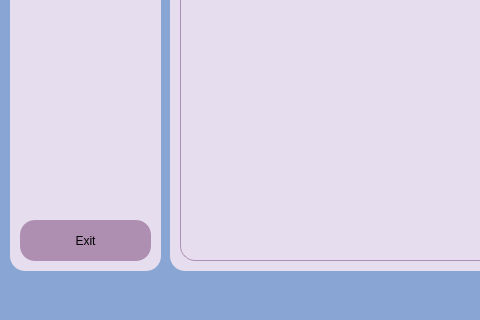
Qt form messenger/mainwindow.ui (ita-social-projects/HTTP_Messenger_Client) before a commit; both pictures show x 0 to 480 and y 380 to 700 of the 1200 by 700 pixel window.
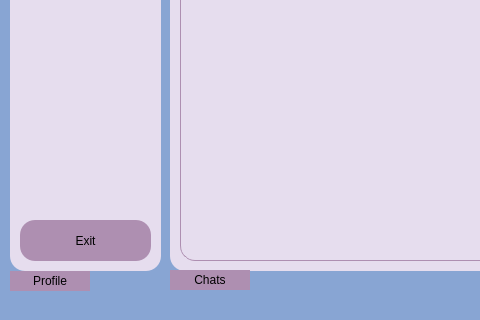
The same form after that commit.

```diff
--- a/messenger/mainwindow.ui
+++ b/messenger/mainwindow.ui
@@ -228,6 +228,42 @@
      </property>
     </widget>
    </widget>
+   <widget class="QPushButton" name="ShowOrHideProfileButton">
+    <property name="geometry">
+     <rect>
+      <x>10</x>
+      <y>651</y>
+      <width>80</width>
+      <height>20</height>
+     </rect>
+    </property>
+    <property name="styleSheet">
+     <string notr="true">font: 75 11pt &quot;MS Shell Dlg 2&quot;;
+background-color: rgb(174, 143, 177);
+border-radius: 15px;</string>
+    </property>
+    <property name="text">
+     <string>Profile</string>
+    </property>
+   </widget>
+   <widget class="QPushButton" name="ShowOrHideChatButton">
+    <property name="geometry">
+     <rect>
+      <x>170</x>
+      <y>650</y>
+      <width>80</width>
+      <height>20</height>
+     </rect>
+    </property>
+    <property name="styleSheet">
+     <string notr="true">font: 75 11pt &quot;MS Shell Dlg 2&quot;;
+background-color: rgb(174, 143, 177);
+border-radius: 15px;</string>
+    </property>
+    <property name="text">
+     <string>Chats</string>
+    </property>
+   </widget>
   </widget>
   <widget class="QMenuBar" name="menubar">
    <property name="geometry">
```
Left out of the diff: 9 changed lines with no effect on the pictures.
